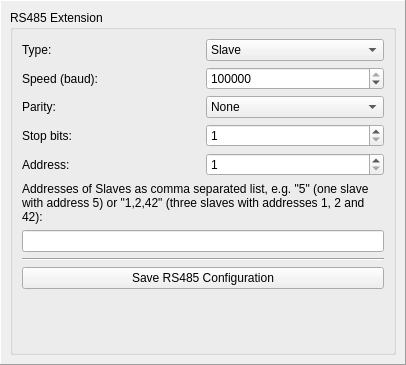
Before: the Qt Designer form src/brickv/plugin_system/plugins/master/ui/rs485.ui in Tinkerforge/brickv, drawn with Qt 5.
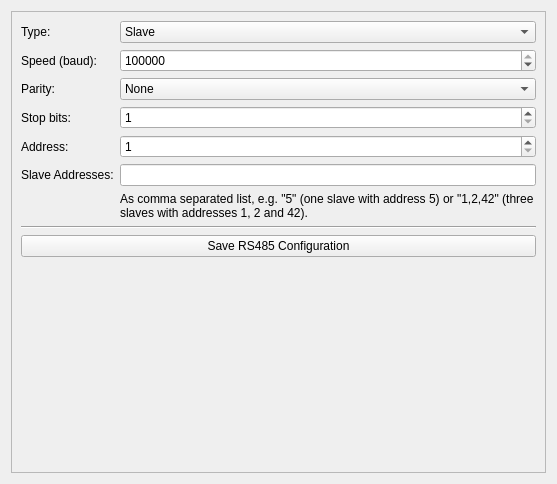
After: the same form once the commit is applied.

Commit message:
Unify style of Extension UI
Use tab and scroll widgets instead of trying to cram everything into
one widget.

```diff
--- a/src/brickv/plugin_system/plugins/master/ui/rs485.ui
+++ b/src/brickv/plugin_system/plugins/master/ui/rs485.ui
@@ -6,43 +6,88 @@
    <rect>
     <x>0</x>
     <y>0</y>
-    <width>406</width>
-    <height>365</height>
+    <width>557</width>
+    <height>484</height>
    </rect>
   </property>
   <property name="windowTitle">
    <string>Form</string>
   </property>
-  <layout class="QVBoxLayout" name="verticalLayout">
-   <property name="margin">
-    <number>0</number>
-   </property>
-   <item>
-    <widget class="QFrame" name="frame">
-     <property name="frameShape">
-      <enum>QFrame::Panel</enum>
-     </property>
-     <property name="frameShadow">
-      <enum>QFrame::Raised</enum>
-     </property>
-     <layout class="QHBoxLayout" name="horizontalLayout_3">
-      <item>
-       <widget class="QGroupBox" name="groupBox">
-        <property name="title">
-         <string>RS485 Extension</string>
-        </property>
         <layout class="QVBoxLayout" name="verticalLayout_2">
          <item>
-          <layout class="QHBoxLayout" name="horizontalLayout_9">
+    <widget class="QScrollArea" name="scrollArea">
+     <property name="widgetResizable">
+      <bool>true</bool>
+     </property>
+     <widget class="QWidget" name="scrollAreaWidgetContents">
+      <property name="geometry">
+       <rect>
+        <x>0</x>
+        <y>0</y>
+        <width>537</width>
+        <height>464</height>
+       </rect>
+      </property>
+      <layout class="QVBoxLayout" name="verticalLayout">
            <item>
+        <layout class="QGridLayout" name="gridLayout">
+         <item row="0" column="0">
             <widget class="QLabel" name="label_7">
              <property name="text">
               <string>Type:</string>
              </property>
             </widget>
            </item>
-           <item>
+         <item row="1" column="0">
+          <widget class="QLabel" name="label_2">
+           <property name="text">
+            <string>Speed (baud):</string>
+           </property>
+          </widget>
+         </item>
+         <item row="2" column="0">
+          <widget class="QLabel" name="label_3">
+           <property name="text">
+            <string>Parity:</string>
+           </property>
+          </widget>
+         </item>
+         <item row="3" column="0">
+          <widget class="QLabel" name="label_4">
+           <property name="text">
+            <string>Stop bits:</string>
+           </property>
+          </widget>
+         </item>
+         <item row="4" column="0">
+          <widget class="QLabel" name="label_address">
+           <property name="text">
+            <string>Address:</string>
+           </property>
+          </widget>
+         </item>
+         <item row="8" column="0" colspan="2">
+          <widget class="QPushButton" name="save_button">
+           <property name="text">
+            <string>Save RS485 Configuration</string>
+           </property>
+          </widget>
+         </item>
+         <item row="7" column="0" colspan="2">
+          <widget class="Line" name="line_3">
+           <property name="orientation">
+            <enum>Qt::Horizontal</enum>
+           </property>
+          </widget>
+         </item>
+         <item row="0" column="1">
             <widget class="QComboBox" name="rs485_type">
+           <property name="sizePolicy">
+            <sizepolicy hsizetype="Preferred" vsizetype="Fixed">
+             <horstretch>1</horstretch>
+             <verstretch>0</verstretch>
+            </sizepolicy>
+           </property>
              <item>
               <property name="text">
                <string>Slave</string>
@@ -55,18 +100,7 @@
              </item>
             </widget>
            </item>
-          </layout>
-         </item>
-         <item>
-          <layout class="QHBoxLayout" name="horizontalLayout_4">
-           <item>
-            <widget class="QLabel" name="label_2">
-             <property name="text">
-              <string>Speed (baud):</string>
-             </property>
-            </widget>
-           </item>
-           <item>
+         <item row="1" column="1">
             <widget class="QSpinBox" name="speed_spinbox">
              <property name="minimum">
               <number>9000</number>
@@ -79,18 +113,7 @@
              </property>
             </widget>
            </item>
-          </layout>
-         </item>
-         <item>
-          <layout class="QHBoxLayout" name="horizontalLayout_5">
-           <item>
-            <widget class="QLabel" name="label_3">
-             <property name="text">
-              <string>Parity:</string>
-             </property>
-            </widget>
-           </item>
-           <item>
+         <item row="2" column="1">
             <widget class="QComboBox" name="parity_combobox">
              <item>
               <property name="text">
@@ -109,18 +132,7 @@
              </item>
             </widget>
            </item>
-          </layout>
-         </item>
-         <item>
-          <layout class="QHBoxLayout" name="horizontalLayout_6">
-           <item>
-            <widget class="QLabel" name="label_4">
-             <property name="text">
-              <string>Stop bits:</string>
-             </property>
-            </widget>
-           </item>
-           <item>
+         <item row="3" column="1">
             <widget class="QSpinBox" name="stopbits_spinbox">
              <property name="minimum">
               <number>1</number>
@@ -130,18 +142,7 @@
              </property>
             </widget>
            </item>
-          </layout>
-         </item>
-         <item>
-          <layout class="QHBoxLayout" name="horizontalLayout">
-           <item>
-            <widget class="QLabel" name="label">
-             <property name="text">
-              <string>Address:</string>
-             </property>
-            </widget>
-           </item>
-           <item>
+         <item row="4" column="1">
             <widget class="QSpinBox" name="address_spinbox">
              <property name="minimum">
               <number>1</number>
@@ -151,12 +152,11 @@
              </property>
             </widget>
            </item>
-          </layout>
+         <item row="5" column="1">
+          <widget class="QLineEdit" name="lineedit_slave_addresses"/>
          </item>
-         <item>
-          <layout class="QHBoxLayout" name="horizontalLayout_2">
-           <item>
-            <widget class="QLabel" name="label_slave_address">
+         <item row="6" column="1">
+          <widget class="QLabel" name="label_slave_addresses_help">
              <property name="sizePolicy">
               <sizepolicy hsizetype="Preferred" vsizetype="Minimum">
                <horstretch>0</horstretch>
@@ -164,31 +164,21 @@
               </sizepolicy>
              </property>
              <property name="text">
-              <string>Addresses of Slaves as comma separated list, e.g. &quot;5&quot; (one slave with address 5) or &quot;1,2,42&quot; (three slaves with addresses 1, 2 and 42):</string>
+            <string>As comma separated list, e.g. &quot;5&quot; (one slave with address 5) or &quot;1,2,42&quot; (three slaves with addresses 1, 2 and 42).</string>
              </property>
              <property name="wordWrap">
               <bool>true</bool>
              </property>
             </widget>
            </item>
-          </layout>
-         </item>
-         <item>
-          <widget class="QLineEdit" name="lineedit_slave_address"/>
-         </item>
-         <item>
-          <widget class="Line" name="line_3">
-           <property name="orientation">
-            <enum>Qt::Horizontal</enum>
-           </property>
-          </widget>
-         </item>
-         <item>
-          <widget class="QPushButton" name="save_button">
+         <item row="5" column="0">
+          <widget class="QLabel" name="label_slave_addresses">
            <property name="text">
-            <string>Save RS485 Configuration</string>
+            <string>Slave Addresses:</string>
            </property>
           </widget>
+         </item>
+        </layout>
          </item>
          <item>
           <spacer name="verticalSpacer">
@@ -198,15 +188,13 @@
            <property name="sizeHint" stdset="0">
             <size>
              <width>20</width>
-             <height>40</height>
+           <height>0</height>
             </size>
            </property>
           </spacer>
          </item>
         </layout>
        </widget>
-      </item>
-     </layout>
     </widget>
    </item>
   </layout>
```
Left out of the diff: 10 changed lines with no effect on the pictures. Lines whose indentation alone changed are shown as unchanged. The commit also changes 12 other files.
